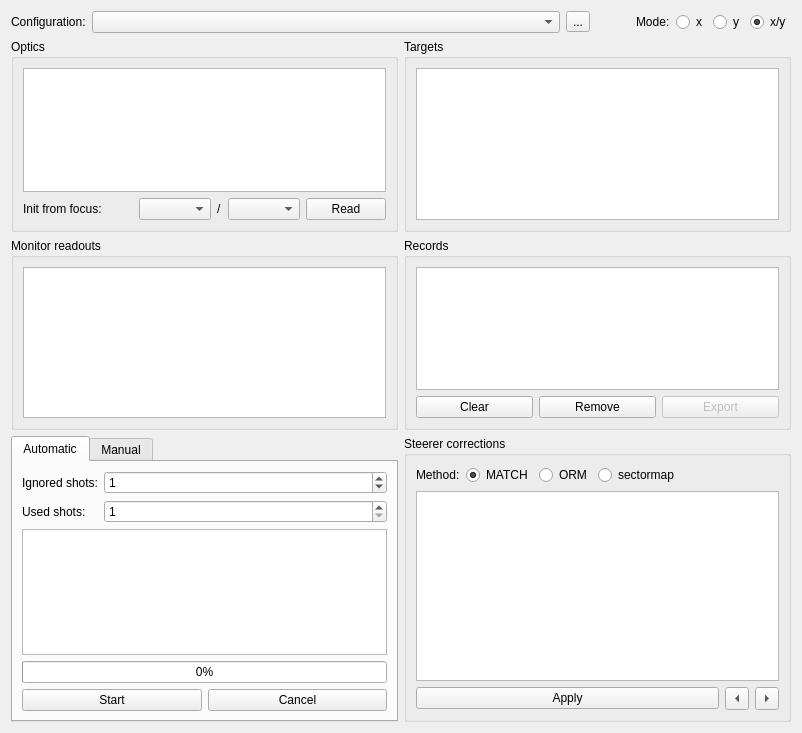
This is src/madgui/online/ovm_dialog.ui in hibtc/madgui as Qt 5 draws it before an edit. The edited form follows.
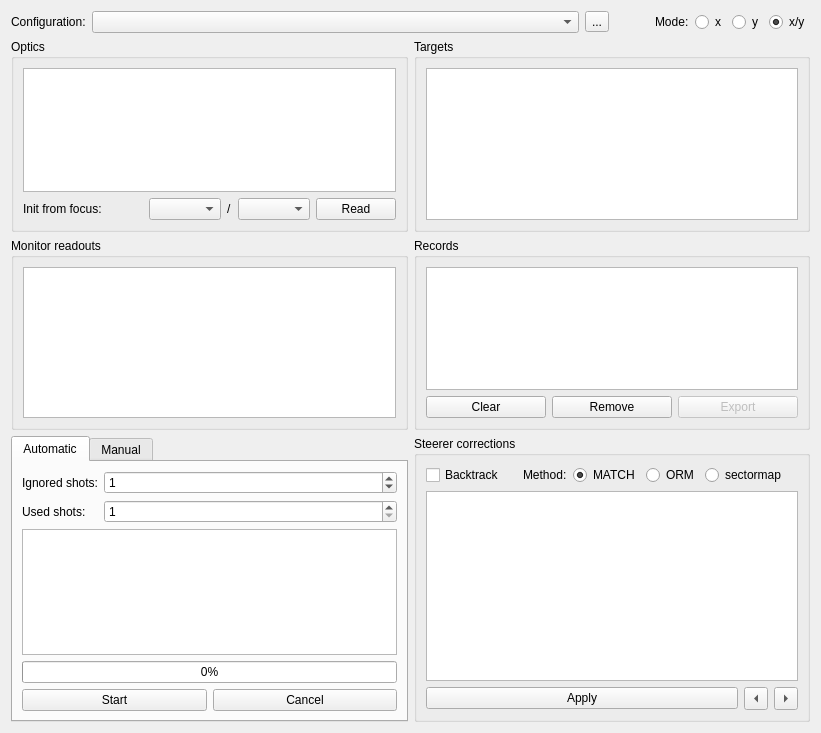
This is the edited form. Custom widgets are drawn as their Qt base class.

Commit message:
Add checkbox to disable backtracking
(NOTE: must use backtracking in OVM dialog)

```diff
--- a/src/madgui/online/ovm_dialog.ui
+++ b/src/madgui/online/ovm_dialog.ui
@@ -6,7 +6,7 @@
    <rect>
     <x>0</x>
     <y>0</y>
-    <width>802</width>
+    <width>821</width>
     <height>733</height>
    </rect>
   </property>
@@ -104,7 +104,27 @@
       <item>
        <layout class="QHBoxLayout">
         <item>
-         <widget class="QLabel">
+         <widget class="QCheckBox" name="check_backtrack">
+          <property name="text">
+           <string>Backtrack</string>
+          </property>
+         </widget>
+        </item>
+        <item>
+         <spacer name="horizontalSpacer_2">
+          <property name="orientation">
+           <enum>Qt::Horizontal</enum>
+          </property>
+          <property name="sizeHint" stdset="0">
+           <size>
+            <width>40</width>
+            <height>20</height>
+           </size>
+          </property>
+         </spacer>
+        </item>
+        <item>
+         <widget class="QLabel" name="label">
           <property name="text">
            <string>Method:</string>
           </property>
```
Left out of the diff: 2 changed lines with no effect on the pictures. The commit also changes 4 other files.
